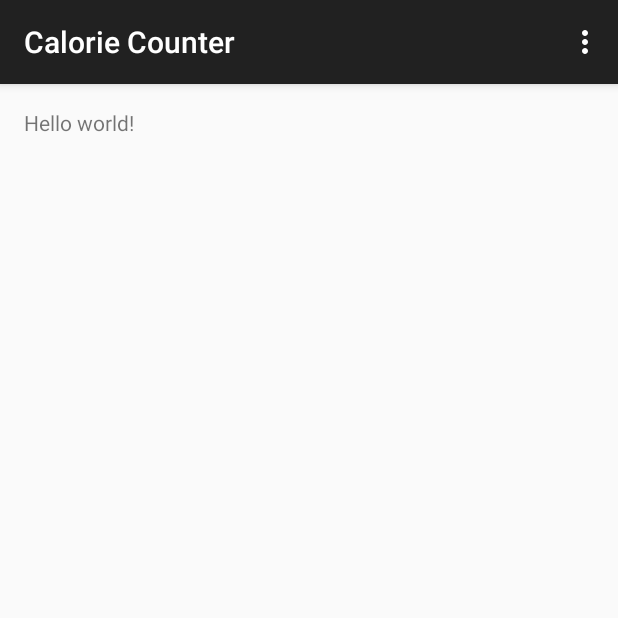
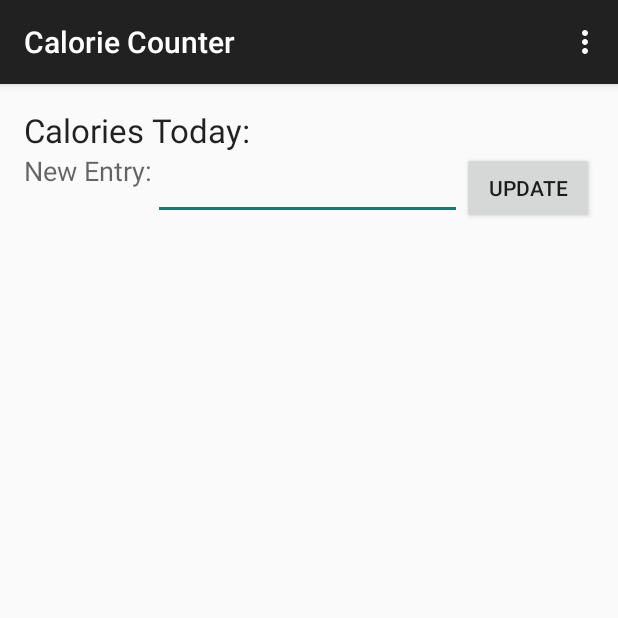
Before and after one commit to kimtuck/CalorieCounter, an Android app: the screen it shows after launch (MainActivity), on a phone screen of 412 x 824 dp, the top half of it. Run offline under Robolectric (Android 15) with nearby library versions, the phone set to English and light mode, and no system bars.

Commit message:
work in progress

```diff
--- a/app/src/main/java/com/quinoasoft/caloriecounter/MainActivity.java
+++ b/app/src/main/java/com/quinoasoft/caloriecounter/MainActivity.java
@@ -1,17 +1,28 @@
 package com.quinoasoft.caloriecounter;
 
+import android.os.Bundle;
 import android.support.v7.app.ActionBarActivity;
-import android.os.Bundle;
 import android.view.Menu;
 import android.view.MenuItem;
+import android.view.View;
+import android.widget.EditText;
+
+import com.quinoasoft.caloriecounter.Utility.Alert;
+import com.quinoasoft.caloriecounter.Utility.Value;
 
 
 public class MainActivity extends ActionBarActivity {
+
+    int caloriesToday=0;
+
+    private EditText CurrentEntry;
 
     @Override
     protected void onCreate(Bundle savedInstanceState) {
         super.onCreate(savedInstanceState);
         setContentView(R.layout.activity_main);
+
+        CurrentEntry = (EditText) findViewById(R.id.CurrentEntry);
     }
 
     @Override
@@ -29,10 +40,19 @@ public class MainActivity extends ActionBarActivity {
         int id = item.getItemId();
 
         //noinspection SimplifiableIfStatement
-        if (id == R.id.action_settings) {
-            return true;
+        switch(id) {
+            case R.id.action_settings:
+                return true;
+            case R.id.action_list:
+                Alert.show(getApplicationContext(), "List");
+                return true;
         }
-
         return super.onOptionsItemSelected(item);
     }
+
+    public void UpdateCalorieCount(View view) {
+        Alert.show(getApplicationContext(),"Button Click");
+        int amount = Value.toInt(CurrentEntry);
+        caloriesToday += amount;
+    }
 }
--- /dev/null
+++ b/app/src/main/java/com/quinoasoft/caloriecounter/Utility/Alert.java
@@ -0,0 +1,14 @@
+package com.quinoasoft.caloriecounter.Utility;
+
+import android.content.Context;
+import android.widget.Toast;
+
+/**
+ * Created by Robert on 7/26/2015.
+ */
+public class Alert {
+    public static void show(Context context, String text) {
+        int duration = Toast.LENGTH_SHORT;
+        Toast.makeText(context, text, duration).show();
+    }
+}
--- /dev/null
+++ b/app/src/main/java/com/quinoasoft/caloriecounter/Utility/Value.java
@@ -0,0 +1,19 @@
+package com.quinoasoft.caloriecounter.Utility;
+
+import android.widget.EditText;
+
+/**
+ * Created by Robert on 7/26/2015.
+ */
+public class Value {
+    public static int toInt(EditText textField){
+        int val = 0;
+        try {
+            val = Integer.parseInt(textField.getText().toString());
+        }
+        catch (NumberFormatException e){
+            // TODO so something
+        }
+        return val;
+    }
+}
--- a/app/src/main/res/layout/activity_main.xml
+++ b/app/src/main/res/layout/activity_main.xml
@@ -5,7 +5,101 @@
     android:paddingTop="@dimen/activity_vertical_margin"
     android:paddingBottom="@dimen/activity_vertical_margin" tools:context=".MainActivity">
 
-    <TextView android:text="@string/hello_world" android:layout_width="wrap_content"
-        android:layout_height="wrap_content" />
 
+    <LinearLayout
+        android:orientation="vertical"
+        android:layout_width="match_parent"
+        android:layout_height="match_parent"
+        android:layout_alignParentTop="true"
+        android:layout_alignParentLeft="true"
+        android:layout_alignParentStart="true">
+
+        <LinearLayout
+            android:orientation="horizontal"
+            android:layout_width="match_parent"
+            android:layout_height="wrap_content"
+            android:layout_gravity="center_horizontal">
+
+            <TextView
+                android:layout_width="wrap_content"
+                android:layout_height="wrap_content"
+                android:textAppearance="?android:attr/textAppearanceLarge"
+                android:text="@string/CaloriesToday"
+                android:id="@+id/textView"
+                android:layout_gravity="left" />
+
+            <TextView
+                android:layout_width="wrap_content"
+                android:layout_height="wrap_content"
+                android:textAppearance="?android:attr/textAppearanceLarge"
+                android:text="@string/TotalCaloriesToday"
+                android:id="@+id/textView2"
+                android:layout_gravity="left" />
+
+        </LinearLayout>
+
+        <LinearLayout
+            android:orientation="horizontal"
+            android:layout_width="match_parent"
+            android:layout_height="wrap_content"
+            >
+
+            <TextView
+                android:layout_width="wrap_content"
+                android:layout_height="wrap_content"
+                android:textAppearance="?android:attr/textAppearanceMedium"
+                android:text="New Entry:"
+                android:id="@+id/textView3"
+                android:layout_gravity="left" />
+
+            <EditText
+                android:layout_width="match_parent"
+                android:layout_height="wrap_content"
+                android:inputType="number"
+                android:layout_weight="2"
+                android:ems="10"
+                android:id="@+id/CurrentEntry"
+                android:layout_gravity="left" />
+
+            <Button
+                android:layout_width="wrap_content"
+                android:layout_height="wrap_content"
+                android:text="@string/UpdateCalorieCount"
+                android:id="@+id/button"
+                android:onClick="UpdateCalorieCount"
+                android:layout_gravity="left"/>
+        </LinearLayout>
+
+        <LinearLayout
+            android:orientation="horizontal"
+            android:layout_width="match_parent"
+            android:layout_height="wrap_content"
+            android:visibility="gone">
+
+            <NumberPicker
+                android:layout_width="wrap_content"
+                android:layout_height="wrap_content"
+                android:id="@+id/numberPicker"
+                android:layout_gravity="center_horizontal" />
+
+            <NumberPicker
+                android:layout_width="wrap_content"
+                android:layout_height="wrap_content"
+                android:id="@+id/numberPicker4"
+                android:layout_gravity="center_horizontal" />
+
+            <NumberPicker
+                android:layout_width="wrap_content"
+                android:layout_height="wrap_content"
+                android:id="@+id/numberPicker3"
+                android:layout_gravity="center_horizontal" />
+
+            <NumberPicker
+                android:layout_width="wrap_content"
+                android:layout_height="wrap_content"
+                android:id="@+id/numberPicker2" />
+        </LinearLayout>
+
+
+    </LinearLayout>
 </RelativeLayout>
--- a/app/src/main/res/menu/menu_main.xml
+++ b/app/src/main/res/menu/menu_main.xml
@@ -1,6 +1,16 @@
-<menu xmlns:android="http://schemas.android.com/apk/res/android"
+<menu
+    xmlns:android="http://schemas.android.com/apk/res/android"
     xmlns:app="http://schemas.android.com/apk/res-auto"
-    xmlns:tools="http://schemas.android.com/tools" tools:context=".MainActivity">
-    <item android:id="@+id/action_settings" android:title="@string/action_settings"
-        android:orderInCategory="100" app:showAsAction="never" />
+    xmlns:tools="http://schemas.android.com/tools"
+    tools:context=".MainActivity">
+    <item
+        android:id="@+id/action_settings"
+        android:title="@string/action_settings"
+        android:orderInCategory="100"
+        app:showAsAction="never" />
+    <item
+        android:id="@+id/action_list"
+        android:title="@string/action_list"
+        android:orderInCategory="2"
+        app:showAsAction="never" />
 </menu>
--- a/app/src/main/res/values/strings.xml
+++ b/app/src/main/res/values/strings.xml
@@ -3,4 +3,8 @@
 
     <string name="hello_world">Hello world!</string>
     <string name="action_settings">Settings</string>
+    <string name="action_list">List</string>
+    <string name="CaloriesToday">Calories Today:</string>
+    <string name="TotalCaloriesToday"></string>
+    <string name="UpdateCalorieCount">Update</string>
 </resources>
```
Also changed, not shown: 1 other file.
